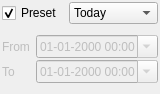
Qt form manager/src/DateTimeFilterWidget.ui (porkmarks/sense) before a commit.
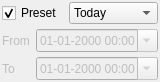
The same form after that commit.

Commit message: Editing sensors Data filters

What changed in the file:
```diff
--- a/manager/src/DateTimeFilterWidget.ui
+++ b/manager/src/DateTimeFilterWidget.ui
@@ -15,7 +15,7 @@
   </property>
   <layout class="QVBoxLayout" name="verticalLayout">
    <property name="spacing">
-    <number>2</number>
+    <number>4</number>
    </property>
    <property name="leftMargin">
     <number>2</number>
@@ -26,6 +26,9 @@
    <property name="rightMargin">
     <number>2</number>
    </property>
+   <property name="bottomMargin">
+    <number>2</number>
+   </property>
    <item>
     <widget class="QWidget" name="widget" native="true">
      <layout class="QHBoxLayout" name="horizontalLayout">
@@ -38,6 +41,9 @@
       <property name="rightMargin">
        <number>0</number>
       </property>
+      <property name="bottomMargin">
+       <number>0</number>
+      </property>
       <item>
        <widget class="QCheckBox" name="usePreset">
         <property name="text">
```
The commit also changes 17 other files.
